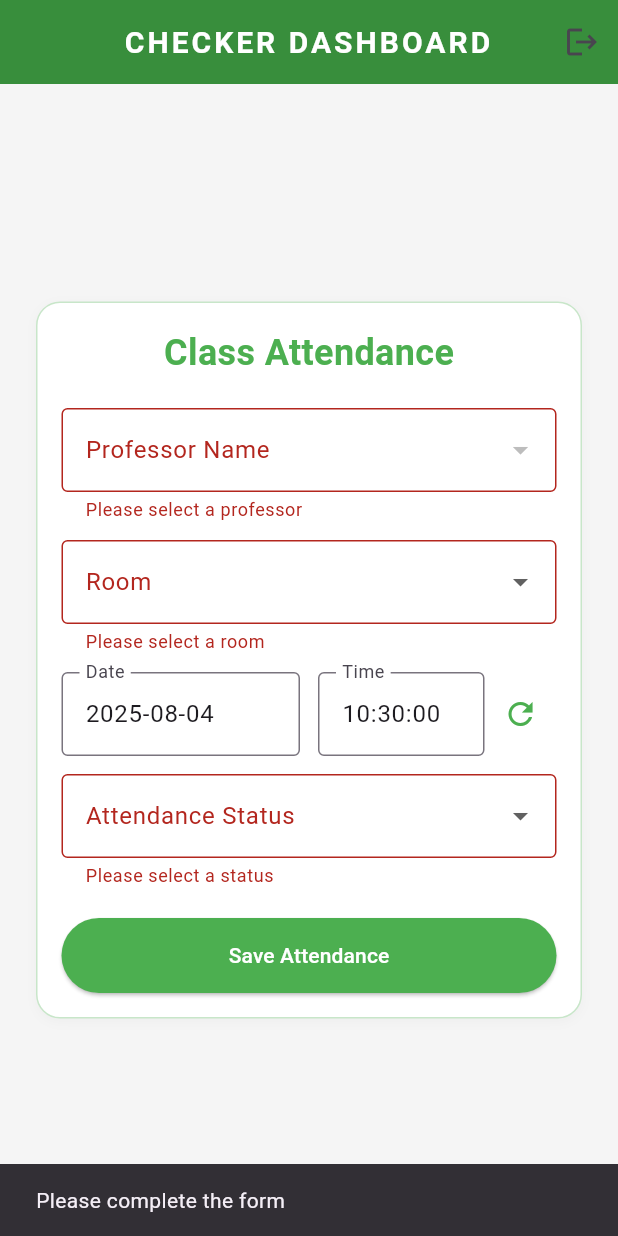
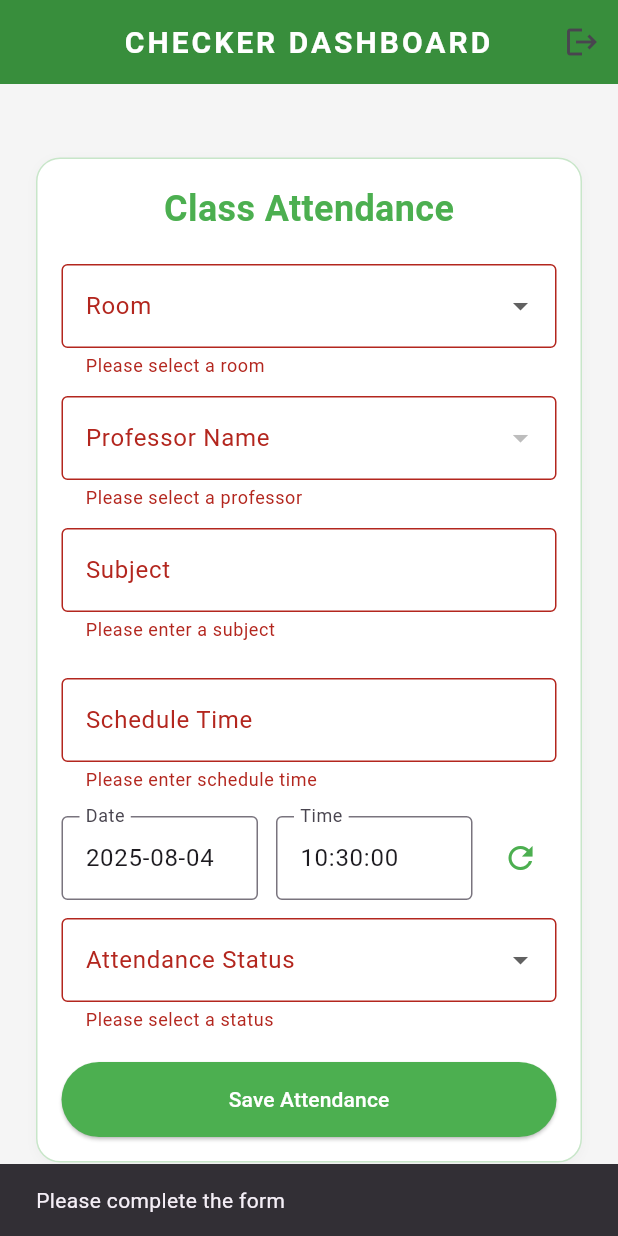
Before and after one commit to AndreMFSomera/SoftD_Lab, a Flutter app: the CheckerDashboard screen opened directly, after a tap on "Save Attendance", on a phone screen of 412 x 824 dp. Run offline on Flutter 3.47's test engine with Material 3 defaults, Android fonts, the light colour scheme and no system bars; our stand-ins replace shared_preferences; accounts and stored records are empty; network calls fail; Roboto replaces fonts that are missing (Arial).

Commit message:
CHECKER_UI

```diff
--- a/lib/checker_dashboard.dart
+++ b/lib/checker_dashboard.dart
@@ -17,6 +17,9 @@ String? selectedRoom;
 
 class _CheckerDashboardState extends State<CheckerDashboard> {
   final _formKey = GlobalKey<FormState>();
+  final TextEditingController _subjectController = TextEditingController();
+  final TextEditingController scheduleTimeController = TextEditingController();
+
   String? selectedProfessor;
   String? attendanceStatus;
   DateTime now = DateTime.now();
@@ -26,6 +29,12 @@ class _CheckerDashboardState extends State<CheckerDashboard> {
   void initState() {
     super.initState();
     fetchProfessors();
+  }
+
+  @override
+  void dispose() {
+    _subjectController.dispose();
+    super.dispose();
   }
 
   Future<void> fetchProfessors() async {
@@ -55,7 +64,9 @@ class _CheckerDashboardState extends State<CheckerDashboard> {
   }
 
   void _saveAttendance() async {
-    if (_formKey.currentState!.validate() && attendanceStatus != null) {
+    if (_formKey.currentState!.validate() &&
+        attendanceStatus != null &&
+        _subjectController.text.isNotEmpty) {
       final confirmed = await showDialog<bool>(
         context: context,
         builder: (context) => AlertDialog(
@@ -91,15 +102,17 @@ class _CheckerDashboardState extends State<CheckerDashboard> {
       final success = await ApiService.saveAttendance(
         recordedBy: checkerId,
         professorName: selectedProfessor!,
-        roomNumber: selectedRoom!, // ✅ use the dropdown value
+        roomNumber: selectedRoom!,
         attendanceStatus: attendanceStatus!,
+        subjectName: _subjectController.text,
       );
 
       if (success) {
         setState(() {
           selectedProfessor = null;
-          selectedRoom = null; // ✅ reset dropdown
+          selectedRoom = null;
           attendanceStatus = null;
+          _subjectController.clear();
         });
 
         ScaffoldMessenger.of(
@@ -153,6 +166,27 @@ class _CheckerDashboardState extends State<CheckerDashboard> {
                 ),
                 const SizedBox(height: 20),
                 DropdownButtonFormField<String>(
+                  value: selectedRoom,
+                  items: roomOptions.map((room) {
+                    return DropdownMenuItem<String>(
+                      value: room,
+                      child: Text(room),
+                    );
+                  }).toList(),
+                  onChanged: (value) {
+                    setState(() {
+                      selectedRoom = value;
+                    });
+                  },
+                  decoration: const InputDecoration(
+                    labelText: "Room",
+                    border: OutlineInputBorder(),
+                  ),
+                  validator: (value) =>
+                      value == null ? 'Please select a room' : null,
+                ),
+                const SizedBox(height: 12),
+                DropdownButtonFormField<String>(
                   value: selectedProfessor,
                   items: professorNames.map((name) {
                     return DropdownMenuItem<String>(
@@ -173,28 +207,33 @@ class _CheckerDashboardState extends State<CheckerDashboard> {
                       value == null ? 'Please select a professor' : null,
                 ),
                 const SizedBox(height: 12),
-                DropdownButtonFormField<String>(
-                  value: selectedRoom,
-                  items: roomOptions.map((room) {
-                    return DropdownMenuItem<String>(
-                      value: room,
-                      child: Text(room),
-                    );
-                  }).toList(),
-                  onChanged: (value) {
-                    setState(() {
-                      selectedRoom = value;
-                    });
-                  },
+                TextFormField(
+                  controller: _subjectController,
                   decoration: const InputDecoration(
-                    labelText: "Room",
+                    labelText: "Subject",
                     border: OutlineInputBorder(),
                   ),
-                  validator: (value) =>
-                      value == null ? 'Please select a room' : null,
+                  validator: (value) => value == null || value.isEmpty
+                      ? 'Please enter a subject'
+                      : null,
+                ),
+                const SizedBox(height: 12),
+
+                const SizedBox(height: 12),
+                TextFormField(
+                  controller: scheduleTimeController,
+                  decoration: const InputDecoration(
+                    labelText: "Schedule Time",
+                    border: OutlineInputBorder(),
+                    hintText: "e.g. 1:00 PM - 2:00 PM",
+                  ),
+                  validator: (value) => value == null || value.isEmpty
+                      ? 'Please enter schedule time'
+                      : null,
                 ),
 
-                const SizedBox(height: 12),
+                const SizedBox(height: 16), // just spacing, no label
+
                 Row(
                   children: [
                     Expanded(
@@ -209,9 +248,6 @@ class _CheckerDashboardState extends State<CheckerDashboard> {
                     ),
                     const SizedBox(width: 12),
                     Expanded(
-                      child: Row(
-                        children: [
-                          Expanded(
                       child: TextFormField(
                         readOnly: true,
                         controller: TextEditingController(text: timeStr),
@@ -221,18 +257,14 @@ class _CheckerDashboardState extends State<CheckerDashboard> {
                         ),
                       ),
                     ),
+                    const SizedBox(width: 8),
                     IconButton(
                       onPressed: _refreshTime,
-                            icon: const Icon(
-                              Icons.refresh,
-                              color: Colors.green,
-                            ),
+                      icon: const Icon(Icons.refresh, color: Colors.green),
                     ),
                   ],
                 ),
-                    ),
-                  ],
-                ),
+
                 const SizedBox(height: 12),
                 DropdownButtonFormField<String>(
                   value: attendanceStatus,
@@ -318,7 +350,6 @@ class _CheckerDashboardState extends State<CheckerDashboard> {
           IconButton(icon: Icon(Icons.logout), onPressed: _confirmLogout),
         ],
       ),
-
       body: Container(
         width: double.infinity,
         alignment: Alignment.center,
```
Also changed, not shown: lib/api_service.dart (+10 -2 lines). Lines whose indentation alone changed are shown as unchanged.
